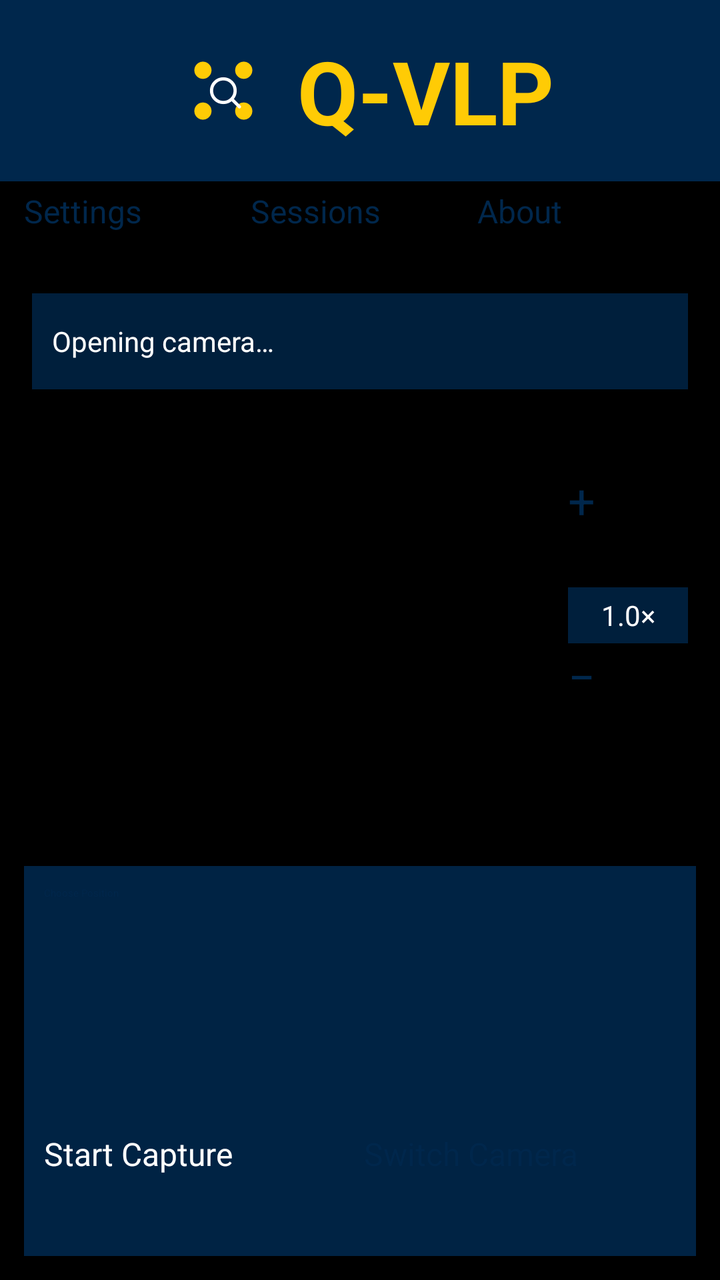
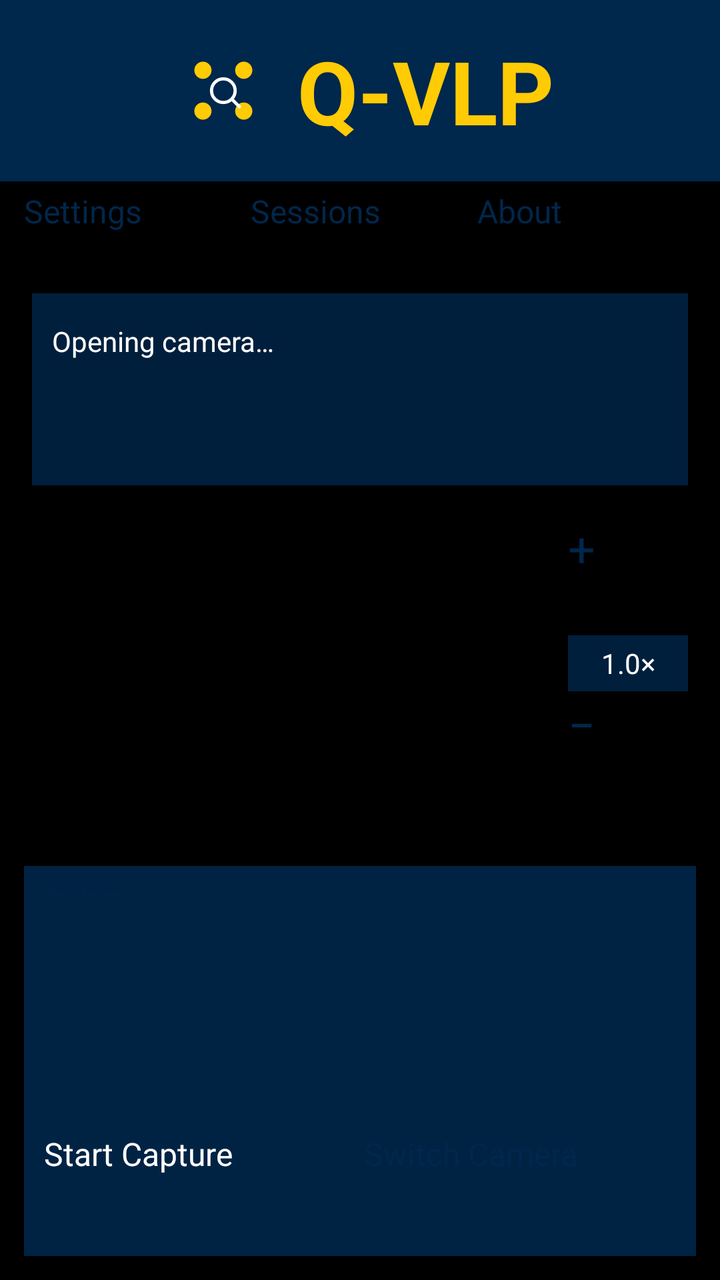

Compare the two renders of this Android layout. The source of the first and the diff that turns it into the second are given below.
<!-- AndroidManifest.xml: activity theme Theme.App.Starting -->
<!-- res/layout/activity_main.xml -->
<?xml version="1.0" encoding="utf-8"?>
<FrameLayout xmlns:android="http://schemas.android.com/apk/res/android"
    android:id="@+id/preview_frame"
    android:layout_width="match_parent"
    android:layout_height="match_parent"
    android:background="@android:color/black">

    <TextureView
        android:id="@+id/viewFinder"
        android:layout_width="match_parent"
        android:layout_height="match_parent"
        android:importantForAccessibility="no" />

    
    <ScrollView
        android:layout_width="match_parent"
        android:layout_height="match_parent"
        android:fillViewport="true">
        <LinearLayout
            android:layout_width="match_parent"
            android:layout_height="wrap_content"
            android:orientation="vertical">

            <LinearLayout
                android:id="@+id/title_container"
                android:layout_width="match_parent"
                android:layout_height="wrap_content"
                android:orientation="horizontal"
                android:gravity="center"
                android:paddingVertical="16dp"
                android:paddingHorizontal="12dp"
                android:background="@color/darkBlue"
                android:elevation="4dp"
                android:focusable="true"
                android:contentDescription="@string/open_project_website"
                android:foreground="?android:attr/selectableItemBackground">
                <ImageView
                    android:layout_width="58dp"
                    android:layout_height="58dp"
                    android:src="@drawable/qvlp_icon"
                    android:scaleType="fitCenter"
                    android:importantForAccessibility="no" />
                <TextView
                    android:layout_width="wrap_content"
                    android:layout_height="wrap_content"
                    android:text="@string/app_name"
                    android:textSize="44sp"
                    android:textStyle="bold"
                    android:textColor="@color/yellow"
                    android:paddingStart="8dp"
                    android:paddingEnd="0dp" />
            </LinearLayout>

            <LinearLayout
                android:id="@+id/top_controls_container"
                android:layout_width="match_parent"
                android:layout_height="wrap_content"
                android:orientation="horizontal"
                android:gravity="center"
                android:paddingHorizontal="12dp"
                android:paddingVertical="4dp">
                <Button
                    android:id="@+id/settingsButton"
                    android:layout_width="0dp"
                    android:layout_weight="1"
                    android:layout_height="wrap_content"
                    android:minHeight="48dp"
                    android:minWidth="0dp"
                    android:text="@string/settings"
                    android:textAllCaps="false"
                    android:textSize="16sp"
                    android:backgroundTint="@color/yellow"
                    android:textColor="@color/darkBlue" />
                <Button
                    android:id="@+id/sessionsButton"
                    android:layout_width="0dp"
                    android:layout_weight="1"
                    android:layout_height="wrap_content"
                    android:minHeight="48dp"
                    android:minWidth="0dp"
                    android:layout_marginHorizontal="4dp"
                    android:text="@string/sessions"
                    android:textAllCaps="false"
                    android:textSize="16sp"
                    android:backgroundTint="@color/yellow"
                    android:textColor="@color/darkBlue" />
                <Button
                    android:id="@+id/aboutButton"
                    android:layout_width="0dp"
                    android:layout_weight="1"
                    android:layout_height="wrap_content"
                    android:minHeight="48dp"
                    android:minWidth="0dp"
                    android:text="@string/about"
                    android:textAllCaps="false"
                    android:textSize="16sp"
                    android:backgroundTint="@color/yellow"
                    android:textColor="@color/darkBlue" />
            </LinearLayout>

            <TextView
                android:id="@+id/captureStatus"
                android:layout_width="match_parent"
                android:layout_height="wrap_content"
                android:minHeight="48dp"
                android:layout_marginHorizontal="16dp"
                android:padding="10dp"
                android:gravity="center_vertical"
                android:background="#CC00274C"
                android:text="@string/camera_starting"
                android:textColor="@android:color/white"
                android:textSize="14sp"
                android:focusable="true"
                android:clickable="true"
                android:foreground="?android:attr/selectableItemBackground" />

            <LinearLayout
                android:layout_width="match_parent"
                android:layout_height="176dp"
                android:layout_weight="1"
                android:orientation="horizontal"
                android:gravity="end|center_vertical"
                android:paddingEnd="16dp"
                android:paddingStart="16dp">
                <LinearLayout
                    android:layout_width="60dp"
                    android:layout_height="wrap_content"
                    android:orientation="vertical"
                    android:gravity="center">
                    <Button
                        android:id="@+id/zoomInButton"
                        android:layout_width="60dp"
                        android:layout_height="60dp"
                        android:minWidth="0dp"
                        android:padding="0dp"
                        android:text="+"
                        android:textSize="24sp"
                        android:contentDescription="@string/maximize_camera"
                        android:backgroundTint="@color/yellow"
                        android:textColor="@color/darkBlue" />
                    <TextView
                        android:id="@+id/zoomLevel"
                        android:layout_width="match_parent"
                        android:layout_height="wrap_content"
                        android:minHeight="28dp"
                        android:gravity="center"
                        android:background="#CC00274C"
                        android:text="@string/default_zoom"
                        android:textColor="@android:color/white"
                        android:textSize="14sp"
                        android:accessibilityLiveRegion="polite" />
                    <Button
                        android:id="@+id/zoomOutButton"
                        android:layout_width="60dp"
                        android:layout_height="60dp"
                        android:minWidth="0dp"
                        android:padding="0dp"
                        android:text="−"
                        android:textSize="24sp"
                        android:contentDescription="@string/minimize_camera"
                        android:backgroundTint="@color/yellow"
                        android:textColor="@color/darkBlue" />
                </LinearLayout>
            </LinearLayout>

            <LinearLayout
                android:id="@+id/button_container"
                android:layout_width="match_parent"
                android:layout_height="wrap_content"
                android:orientation="vertical"
                android:gravity="center"
                android:layout_margin="12dp"
                android:padding="10dp"
                android:background="#E600274C">
                <Button
                    android:id="@+id/positionButton"
                    android:layout_width="match_parent"
                    android:layout_height="wrap_content"
                    android:minHeight="48dp"
                    android:text="@string/choose_position"
                    android:textAllCaps="false"
                    android:backgroundTint="@color/yellow"
                    android:textColor="@color/darkBlue" />
                <TextView
                    android:id="@+id/positionCoordinates"
                    android:layout_width="match_parent"
                    android:layout_height="wrap_content"
                    android:gravity="center"
                    android:padding="4dp"
                    android:textColor="@android:color/white"
                    android:textSize="14sp" />
                <TextView
                    android:id="@+id/burstStatus"
                    android:layout_width="match_parent"
                    android:layout_height="wrap_content"
                    android:minHeight="48dp"
                    android:gravity="center"
                    android:padding="6dp"
                    android:textColor="@android:color/white"
                    android:textSize="14sp"
                    android:foreground="?android:attr/selectableItemBackground"
                    android:accessibilityLiveRegion="polite" />
                <ProgressBar
                    android:id="@+id/captureProgress"
                    style="?android:attr/progressBarStyleHorizontal"
                    android:layout_width="match_parent"
                    android:layout_height="wrap_content"
                    android:visibility="gone"
                    android:progressTint="@color/yellow" />
                <LinearLayout
                    android:layout_width="match_parent"
                    android:layout_height="wrap_content"
                    android:orientation="horizontal">
                    <Button
                        android:id="@+id/startCaptureButton"
                        android:layout_width="0dp"
                        android:layout_weight="1"
                        android:layout_height="wrap_content"
                        android:minHeight="52dp"
                        android:text="@string/start_capture"
                        android:textAllCaps="false"
                        android:textSize="16sp"
                        android:backgroundTint="@color/green"
                        android:textColor="@android:color/white" />
                    <Button
                        android:id="@+id/switchCameraButton"
                        android:layout_width="0dp"
                        android:layout_weight="1"
                        android:layout_height="wrap_content"
                        android:minHeight="52dp"
                        android:layout_marginStart="4dp"
                        android:text="@string/switch_camera"
                        android:textAllCaps="false"
                        android:textSize="16sp"
                        android:backgroundTint="@color/yellow"
                        android:textColor="@color/darkBlue" />
                </LinearLayout>
                <LinearLayout
                    android:id="@+id/resultActions"
                    android:layout_width="match_parent"
                    android:layout_height="wrap_content"
                    android:orientation="horizontal"
                    android:visibility="gone">
                    <Button
                        android:id="@+id/repeatCaptureButton"
                        android:layout_width="0dp"
                        android:layout_weight="1"
                        android:layout_height="wrap_content"
                        android:minHeight="48dp"
                        android:text="@string/repeat_capture"
                        android:textAllCaps="false"
                        android:backgroundTint="@color/yellow"
                        android:textColor="@color/darkBlue" />
                    <Button
                        android:id="@+id/nextPositionButton"
                        android:layout_width="0dp"
                        android:layout_weight="1"
                        android:layout_height="wrap_content"
                        android:minHeight="48dp"
                        android:layout_marginStart="4dp"
                        android:text="@string/next_position"
                        android:textAllCaps="false"
                        android:backgroundTint="@color/yellow"
                        android:textColor="@color/darkBlue" />
                </LinearLayout>
            </LinearLayout>
        </LinearLayout>
    </ScrollView>
</FrameLayout>
<!-- resources referenced by this layout -->
<resources>
  <color name="darkBlue">#00274C</color>
  <color name="green">#006600</color>
  <color name="yellow">#FFCB05</color>
  <!-- drawable qvlp_icon (drawable) -->
  <vector xmlns:android="http://schemas.android.com/apk/res/android"
      android:width="108dp" android:height="108dp"
      android:viewportWidth="108" android:viewportHeight="108">
      <path android:fillColor="#00274C" android:pathData="M0,0h108v108h-108z" />
      <path android:fillColor="#FFCB05"
          android:pathData="M35,27a8,8 0,1 0,0 16a8,8 0,1 0,0 -16M73,27a8,8 0,1 0,0 16a8,8 0,1 0,0 -16M35,65a8,8 0,1 0,0 16a8,8 0,1 0,0 -16M73,65a8,8 0,1 0,0 16a8,8 0,1 0,0 -16" />
      <path android:fillColor="#00000000" android:strokeColor="#FFFFFF"
          android:strokeWidth="3" android:strokeLineCap="round"
          android:pathData="M54,43a11,11 0,1 0,0 22a11,11 0,1 0,0 -22M62,62L69,69" />
  </vector>
  <string name="about">About</string>
  <string name="app_name">Q-VLP</string>
  <string name="camera_starting">Opening camera…</string>
  <string name="choose_position">Choose Position</string>
  <string name="default_zoom">1.0×</string>
  <string name="maximize_camera">Maximize (zoom in)</string>
  <string name="minimize_camera">Minimize (zoom out)</string>
  <string name="next_position">Next Position</string>
  <string name="open_project_website">Open Q-VLP project website</string>
  <string name="repeat_capture">Repeat</string>
  <string name="sessions">Sessions</string>
  <string name="settings">Settings</string>
  <string name="start_capture">Start Capture</string>
  <string name="switch_camera">Switch Camera</string>
  <style name="Theme.App.Starting" parent="Theme.SplashScreen">
          <item name="windowSplashScreenBackground">@color/darkBlue</item>
          <item name="windowSplashScreenAnimatedIcon">@drawable/qvlp_icon</item>
          <item name="windowSplashScreenAnimationDuration">200</item>
          <item name="postSplashScreenTheme">@style/Theme.QVLP</item>
      </style>
  <style name="Theme.QVLP" parent="Base.Theme.QVLP" />
  <style name="Base.Theme.QVLP" parent="Theme.Material3.DayNight.NoActionBar">
          
          <item name="colorPrimary">@color/darkBlue</item>
          <item name="alertDialogTheme">@style/ThemeOverlay.QVLP.PreferenceDialog</item>
      </style>
  <!-- drawable dialog_surface_background (drawable) -->
  <?xml version="1.0" encoding="utf-8"?>
  <shape xmlns:android="http://schemas.android.com/apk/res/android" android:shape="rectangle">
      <solid android:color="@color/dialog_surface" />
      <corners android:radius="24dp" />
  </shape>
  <color name="dialog_surface">#F5F7FA</color>
  <color name="dialog_text_primary">#172B4D</color>
  <color name="dialog_accent">#00274C</color>
  <color name="dialog_outline">#61758A</color>
  <color name="dialog_selection">#3300274C</color>
  <color name="dialog_text_secondary">#43546A</color>
  <style name="Widget.QVLP.DialogButton" parent="Widget.AppCompat.Button.ButtonBar.AlertDialog">
          <item name="android:textColor">@color/dialog_action_text</item>
          <item name="android:textAllCaps">false</item>
          <item name="android:minHeight">48dp</item>
      </style>
  <!-- unchanged entries left out for length: 1 -->
</resources>

<!-- the commit's change to res/layout/activity_main.xml (unified diff, before → after) -->
@@ -114,6 +114,20 @@
                 android:clickable="true"
                 android:foreground="?android:attr/selectableItemBackground" />
 
+            <TextView
+                android:id="@+id/storageStatus"
+                android:layout_width="match_parent"
+                android:layout_height="wrap_content"
+                android:minHeight="48dp"
+                android:layout_marginHorizontal="16dp"
+                android:padding="10dp"
+                android:background="#CC00274C"
+                android:textColor="@android:color/white"
+                android:textSize="14sp"
+                android:focusable="true"
+                android:clickable="true"
+                android:foreground="?android:attr/selectableItemBackground" />
+
             <LinearLayout
                 android:layout_width="match_parent"
                 android:layout_height="176dp"
